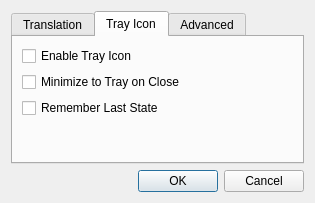
First picture: the form in pysozlukqt/ui/config.ui, repository jnmbk/boncuk, before the edit.
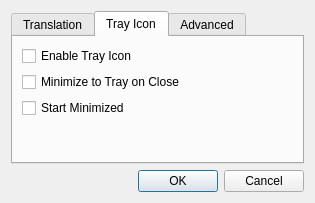
Second picture: the form after the edit. The open tabs and pages were chosen to show the change. Icons and pictures are not drawn.

Diff of the .ui file:
```diff
--- a/pysozlukqt/ui/config.ui
+++ b/pysozlukqt/ui/config.ui
@@ -96,7 +96,7 @@
        <item row="2" column="0" colspan="2" >
         <widget class="QCheckBox" name="trayIcon_rememberLast" >
          <property name="text" >
-          <string>Remember Last State</string>
+          <string>Start Minimized</string>
          </property>
         </widget>
        </item>
```
Left out of the diff: 4 changed lines with no effect on the pictures.
